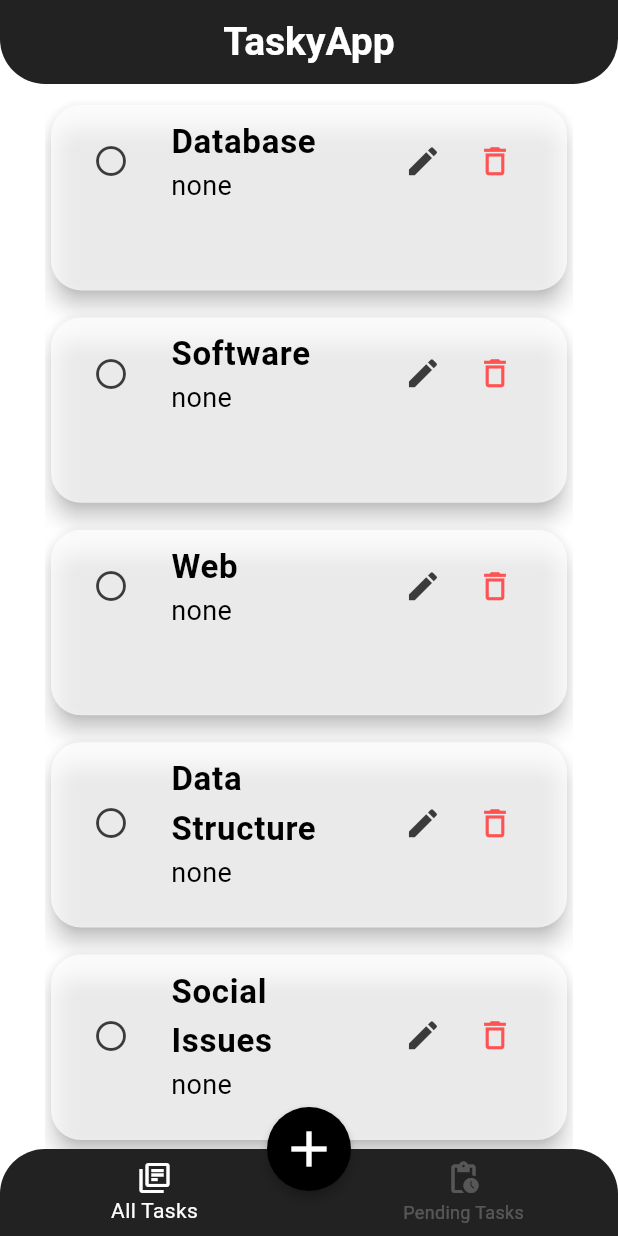
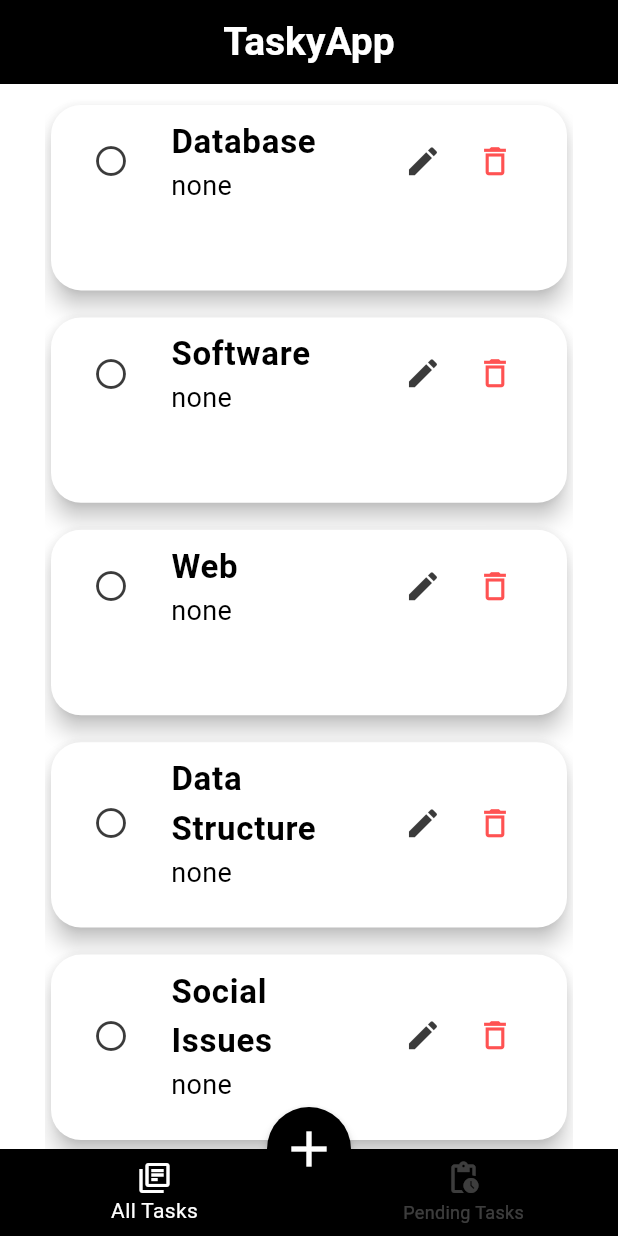
Before and after one commit to klarasameh1/TaskyApp, a Flutter app: the screen it shows after launch, on a phone screen of 412 x 824 dp. Run offline on Flutter 3.47's test engine with Material 3 defaults, Android fonts, the light colour scheme and no system bars.

Commit message:
ui fixes 'colors'

```diff
--- a/lib/providers/TaskProvider.dart
+++ b/lib/providers/TaskProvider.dart
@@ -2,12 +2,12 @@ import 'package:flutter/material.dart';
 
 class TaskProvider with ChangeNotifier {
   final List<Map<String, dynamic>> _tasks = [
-    {'name': 'Database', 'status': false , 'Desc' : 'none' , 'Priority' : Colors.white70 },
-    {'name': 'Software', 'status': false , 'Desc' : 'none' ,  'Priority' : Colors.white70},
-    {'name': 'Web', 'status': false, 'Desc' : 'none' , 'Priority' : Colors.white70},
-    {'name': 'Data Structure', 'status': false, 'Desc' : 'none' , 'Priority' : Colors.white70},
-    {'name': 'Social Issues', 'status': false, 'Desc' : 'none' , 'Priority' : Colors.white70},
-    {'name': 'Database', 'status': false , 'Desc' : 'none' , 'Priority' : Colors.white70},
+    {'name': 'Database', 'status': false , 'Desc' : 'none' , 'Priority' : Colors.white },
+    {'name': 'Software', 'status': false , 'Desc' : 'none' ,  'Priority' : Colors.white},
+    {'name': 'Web', 'status': false, 'Desc' : 'none' , 'Priority' : Colors.white},
+    {'name': 'Data Structure', 'status': false, 'Desc' : 'none' , 'Priority' : Colors.white},
+    {'name': 'Social Issues', 'status': false, 'Desc' : 'none' , 'Priority' : Colors.white},
+    {'name': 'Database', 'status': false , 'Desc' : 'none' , 'Priority' : Colors.white},
 
   ];
 
@@ -23,7 +23,7 @@ class TaskProvider with ChangeNotifier {
       'name': name,
       'status': false,
       'Desc': desc.isNotEmpty ? desc : "no description yet",
-    'Priority': priority ?? Colors.white70,
+    'Priority': priority ?? Colors.white,
     });
     notifyListeners();
   }
--- a/lib/screens/home_screen.dart
+++ b/lib/screens/home_screen.dart
@@ -25,17 +25,12 @@ class _HomeScreenState extends State<HomeScreen> {
       backgroundColor: Colors.white,
       resizeToAvoidBottomInset: false,
       appBar: AppBar(
-        backgroundColor: Colors.white,
+        backgroundColor: Colors.black,
         scrolledUnderElevation: 0,
         surfaceTintColor: Colors.transparent,
 
-        flexibleSpace: Container(
-          decoration: const BoxDecoration(
-            borderRadius: BorderRadius.vertical(bottom: Radius.circular(30)),
-            color: Colors.black87,
-          ),
-        ),
         centerTitle: true,
+
         title: Text(
           "TaskyApp",
           style: TextStyle(
@@ -67,8 +62,7 @@ class _HomeScreenState extends State<HomeScreen> {
       ),
       bottomNavigationBar: Container(
           decoration: const BoxDecoration(
-          borderRadius: BorderRadius.vertical( top: Radius.circular(30)),
-          color: Colors.black87,
+          color: Colors.black,
           ),
         child: BottomNavigationBar(
           backgroundColor: Colors.transparent,
```
